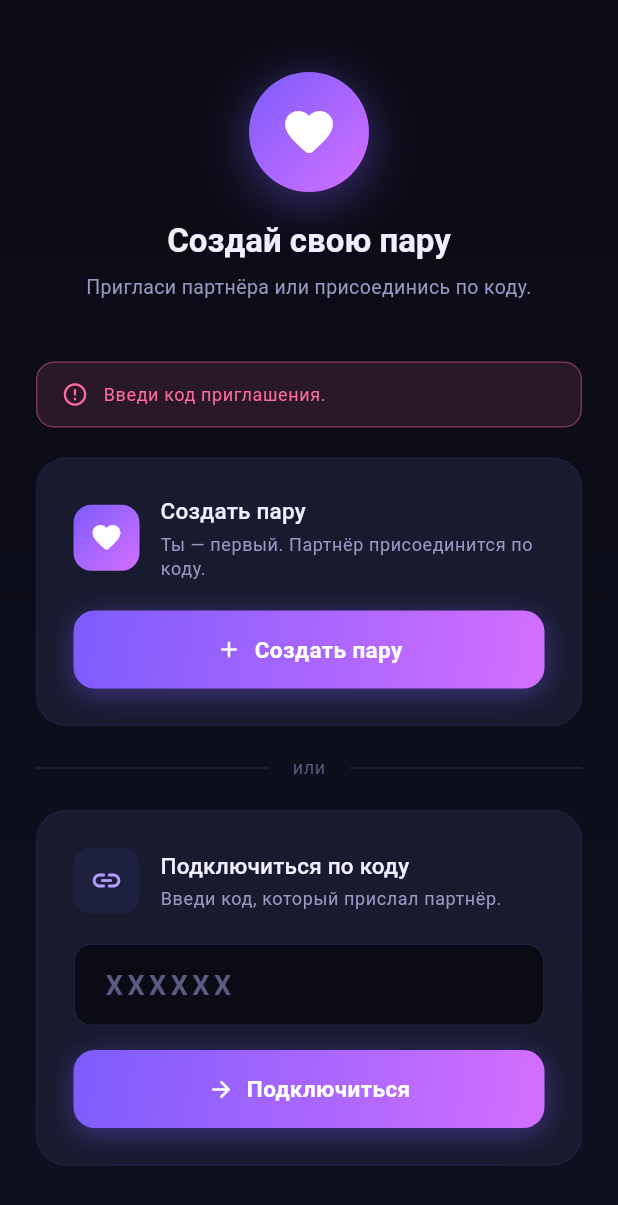
After one commit to paveltcaci/pairapp-clean, a Flutter app: the CoupleSetupScreen screen opened directly, after a tap on "Создать пару", after a tap on "Подключиться", on a phone screen of 412 x 824 dp. The commit adds this screen. Shown: the top 1205 px of the screen. Run offline on Flutter 3.47's test engine with Material 3 defaults, Android fonts, the phone set to English and light mode, and no system bars; our stand-ins replace cloud_firestore, cloud_functions, firebase_auth, firebase_core, firebase_storage; accounts and stored records are empty; network calls fail.

Commit message:
Couple creation

```diff
--- /dev/null
+++ b/pairapp_mobile/lib/features/couple/couple_setup_screen.dart
@@ -0,0 +1,595 @@
+import 'package:flutter/material.dart';
+import 'package:flutter/services.dart';
+
+import '../../shared/models/couple.dart';
+import '../../shared/services/couple_service.dart';
+import '../../theme/app_colors.dart';
+import '../../shared/widgets/app_card.dart';
+import '../../shared/widgets/gradient_button.dart';
+
+class CoupleSetupScreen extends StatefulWidget {
+  const CoupleSetupScreen({
+    super.key,
+    this.existingCoupleId,
+    this.existingInviteCode,
+  });
+
+  /// Set when the user already has a couple (e.g. app restarted after
+  /// createCouple but before partnerB joined).
+  final String? existingCoupleId;
+  final String? existingInviteCode;
+
+  @override
+  State<CoupleSetupScreen> createState() => _CoupleSetupScreenState();
+}
+
+class _CoupleSetupScreenState extends State<CoupleSetupScreen> {
+  final CoupleService _coupleService = CoupleService();
+  final TextEditingController _codeController = TextEditingController();
+
+  bool _creating = false;
+  bool _joining = false;
+  String? _error;
+
+  String? _createdCoupleId;
+  String? _inviteCode;
+  Stream<Couple?>? _coupleStream;
+
+  @override
+  void initState() {
+    super.initState();
+    // If the user already has a couple (returned here after app restart),
+    // jump straight into the "waiting for partner" view.
+    if (widget.existingCoupleId != null) {
+      _createdCoupleId = widget.existingCoupleId;
+      _inviteCode = widget.existingInviteCode;
+      _coupleStream = _coupleService.watchCouple(widget.existingCoupleId!);
+    }
+  }
+
+  @override
+  void dispose() {
+    _codeController.dispose();
+    super.dispose();
+  }
+
+  // ── Actions ───────────────────────────────────────────────────────────────
+
+  Future<void> _createCouple() async {
+    setState(() {
+      _creating = true;
+      _error = null;
+    });
+    try {
+      final result = await _coupleService.createCouple();
+      setState(() {
+        _createdCoupleId = result.coupleId;
+        _inviteCode = result.inviteCode;
+        _coupleStream = _coupleService.watchCouple(result.coupleId);
+      });
+    } catch (e) {
+      setState(() => _error = 'Не удалось создать пару. Попробуй снова.');
+    } finally {
+      if (mounted) setState(() => _creating = false);
+    }
+  }
+
+  Future<void> _joinCouple() async {
+    final code = _codeController.text.trim().toUpperCase();
+    if (code.isEmpty) {
+      setState(() => _error = 'Введи код приглашения.');
+      return;
+    }
+    setState(() {
+      _joining = true;
+      _error = null;
+    });
+    try {
+      await _coupleService.joinCoupleByInviteCode(code);
+      // AuthGate reacts to the updated userProfile (hasCouple=true,
+      // couple.hasBothPartners=true) and navigates to AppShell automatically.
+    } catch (e) {
+      setState(() => _error = 'Неверный код или пара уже занята.');
+    } finally {
+      if (mounted) setState(() => _joining = false);
+    }
+  }
+
+  void _copyCode() {
+    if (_inviteCode == null) return;
+    Clipboard.setData(ClipboardData(text: _inviteCode!));
+    ScaffoldMessenger.of(context).showSnackBar(
+      const SnackBar(
+        content: Text('Код скопирован'),
+        backgroundColor: AppColors.bgCard,
+        behavior: SnackBarBehavior.floating,
+      ),
+    );
+  }
+
+  // ── Build ─────────────────────────────────────────────────────────────────
+
+  @override
+  Widget build(BuildContext context) {
+    // If a couple was created (either now or on a previous session),
+    // show the "waiting for partner" view.
+    if (_createdCoupleId != null && _coupleStream != null) {
+      return _WaitingForPartnerScreen(
+        inviteCode: _inviteCode ?? '',
+        coupleStream: _coupleStream!,
+        onCopyCode: _copyCode,
+      );
+    }
+
+    return Scaffold(
+      backgroundColor: AppColors.bgDeep,
+      body: Container(
+        decoration: const BoxDecoration(gradient: AppColors.bgGradient),
+        child: SafeArea(
+          child: SingleChildScrollView(
+            padding: const EdgeInsets.symmetric(horizontal: 24, vertical: 32),
+            child: Column(
+              crossAxisAlignment: CrossAxisAlignment.stretch,
+              children: [
+                const SizedBox(height: 16),
+                const _Header(),
+                const SizedBox(height: 40),
+
+                // Error banner
+                if (_error != null) ...[
+                  _ErrorBanner(message: _error!),
+                  const SizedBox(height: 20),
+                ],
+
+                // ── Create couple ──────────────────────────────────────────
+                AppCard(
+                  padding: const EdgeInsets.all(24),
+                  child: Column(
+                    crossAxisAlignment: CrossAxisAlignment.stretch,
+                    children: [
+                      Row(
+                        children: [
+                          Container(
+                            width: 44,
+                            height: 44,
+                            decoration: BoxDecoration(
+                              gradient: AppColors.purpleGradient,
+                              borderRadius: BorderRadius.circular(12),
+                            ),
+                            child: const Icon(
+                              Icons.favorite_rounded,
+                              color: Colors.white,
+                              size: 22,
+                            ),
+                          ),
+                          const SizedBox(width: 14),
+                          Expanded(
+                            child: Column(
+                              crossAxisAlignment: CrossAxisAlignment.start,
+                              children: [
+                                Text(
+                                  'Создать пару',
+                                  style: Theme.of(context)
+                                      .textTheme
+                                      .titleMedium
+                                      ?.copyWith(color: AppColors.textPrimary),
+                                ),
+                                const SizedBox(height: 2),
+                                Text(
+                                  'Ты — первый. Партнёр присоединится по коду.',
+                                  style: Theme.of(context)
+                                      .textTheme
+                                      .bodySmall
+                                      ?.copyWith(
+                                          color: AppColors.textSecondary),
+                                ),
+                              ],
+                            ),
+                          ),
+                        ],
+                      ),
+                      const SizedBox(height: 20),
+                      _creating
+                          ? const Center(
+                              child: CircularProgressIndicator(
+                                color: AppColors.purple,
+                              ),
+                            )
+                          : GradientButton(
+                              label: 'Создать пару',
+                              icon: Icons.add_rounded,
+                              width: double.infinity,
+                              onTap: _createCouple,
+                            ),
+                    ],
+                  ),
+                ),
+
+                const SizedBox(height: 20),
+
+                // Divider
+                Row(
+                  children: [
+                    const Expanded(
+                        child: Divider(color: AppColors.bgCardLight)),
+                    Padding(
+                      padding: const EdgeInsets.symmetric(horizontal: 16),
+                      child: Text(
+                        'или',
+                        style: Theme.of(context)
+                            .textTheme
+                            .bodySmall
+                            ?.copyWith(color: AppColors.textMuted),
+                      ),
+                    ),
+                    const Expanded(
+                        child: Divider(color: AppColors.bgCardLight)),
+                  ],
+                ),
+
+                const SizedBox(height: 20),
+
+                // ── Join couple ────────────────────────────────────────────
+                AppCard(
+                  padding: const EdgeInsets.all(24),
+                  child: Column(
+                    crossAxisAlignment: CrossAxisAlignment.stretch,
+                    children: [
+                      Row(
+                        children: [
+                          Container(
+                            width: 44,
+                            height: 44,
+                            decoration: BoxDecoration(
+                              color: AppColors.bgCardLight,
+                              borderRadius: BorderRadius.circular(12),
+                            ),
+                            child: const Icon(
+                              Icons.link_rounded,
+                              color: AppColors.lavender,
+                              size: 22,
+                            ),
+                          ),
+                          const SizedBox(width: 14),
+                          Expanded(
+                            child: Column(
+                              crossAxisAlignment: CrossAxisAlignment.start,
+                              children: [
+                                Text(
+                                  'Подключиться по коду',
+                                  style: Theme.of(context)
+                                      .textTheme
+                                      .titleMedium
+                                      ?.copyWith(color: AppColors.textPrimary),
+                                ),
+                                const SizedBox(height: 2),
+                                Text(
+                                  'Введи код, который прислал партнёр.',
+                                  style: Theme.of(context)
+                                      .textTheme
+                                      .bodySmall
+                                      ?.copyWith(
+                                          color: AppColors.textSecondary),
+                                ),
+                              ],
+                            ),
+                          ),
+                        ],
+                      ),
+                      const SizedBox(height: 20),
+                      TextField(
+                        controller: _codeController,
+                        textCapitalization: TextCapitalization.characters,
+                        style: const TextStyle(
+                          color: AppColors.textPrimary,
+                          letterSpacing: 3,
+                          fontWeight: FontWeight.w600,
+                          fontSize: 18,
+                        ),
+                        decoration: InputDecoration(
+                          hintText: 'XXXXXX',
+                          hintStyle: const TextStyle(
+                            color: AppColors.textMuted,
+                            letterSpacing: 3,
+                            fontWeight: FontWeight.w600,
+                            fontSize: 18,
+                          ),
+                          filled: true,
+                          fillColor: AppColors.bgDeep,
+                          contentPadding: const EdgeInsets.symmetric(
+                            horizontal: 16,
+                            vertical: 14,
+                          ),
+                          border: OutlineInputBorder(
+                            borderRadius: BorderRadius.circular(12),
+                            borderSide: const BorderSide(
+                              color: AppColors.bgCardLight,
+                            ),
+                          ),
+                          enabledBorder: OutlineInputBorder(
+                            borderRadius: BorderRadius.circular(12),
+                            borderSide: const BorderSide(
+                              color: AppColors.bgCardLight,
+                            ),
+                          ),
+                          focusedBorder: OutlineInputBorder(
+                            borderRadius: BorderRadius.circular(12),
+                            borderSide: const BorderSide(
+                              color: AppColors.purple,
+                              width: 1.5,
+                            ),
+                          ),
+                        ),
+                      ),
+                      const SizedBox(height: 16),
+                      _joining
+                          ? const Center(
+                              child: CircularProgressIndicator(
+                                color: AppColors.purple,
+                              ),
+                            )
+                          : GradientButton(
+                              label: 'Подключиться',
+                              icon: Icons.arrow_forward_rounded,
+                              width: double.infinity,
+                              onTap: _joinCouple,
+                            ),
+                    ],
+                  ),
+                ),
+
+                const SizedBox(height: 32),
+              ],
+            ),
+          ),
+        ),
+      ),
+    );
+  }
+}
+
+// ── Header ────────────────────────────────────────────────────────────────────
+
+class _Header extends StatelessWidget {
+  const _Header();
+
+  @override
+  Widget build(BuildContext context) {
+    return Column(
+      children: [
+        Container(
+          width: 80,
+          height: 80,
+          decoration: BoxDecoration(
+            gradient: AppColors.purpleGradient,
+            shape: BoxShape.circle,
+            boxShadow: [
+              BoxShadow(
+                color: AppColors.purple.withValues(alpha: 0.45),
+                blurRadius: 28,
+                offset: const Offset(0, 6),
+              ),
+            ],
+          ),
+          child: const Icon(
+            Icons.favorite_rounded,
+            color: Colors.white,
+            size: 38,
+          ),
+        ),
+        const SizedBox(height: 20),
+        Text(
+          'Создай свою пару',
+          style: Theme.of(context).textTheme.displayMedium,
+          textAlign: TextAlign.center,
+        ),
+        const SizedBox(height: 8),
+        Text(
+          'Пригласи партнёра или присоединись по коду.',
+          style: Theme.of(context)
+              .textTheme
+              .bodyMedium
+              ?.copyWith(color: AppColors.textSecondary),
+          textAlign: TextAlign.center,
+        ),
+      ],
+    );
+  }
+}
+
+// ── Error banner ──────────────────────────────────────────────────────────────
+
+class _ErrorBanner extends StatelessWidget {
+  const _ErrorBanner({required this.message});
+  final String message;
+
+  @override
+  Widget build(BuildContext context) {
+    return Container(
+      padding: const EdgeInsets.symmetric(horizontal: 16, vertical: 12),
+      decoration: BoxDecoration(
+        color: AppColors.roseAccent.withValues(alpha: 0.12),
+        borderRadius: BorderRadius.circular(12),
+        border: Border.all(
+          color: AppColors.roseAccent.withValues(alpha: 0.35),
+        ),
+      ),
+      child: Row(
+        children: [
+          const Icon(
+            Icons.error_outline_rounded,
+            color: AppColors.roseAccent,
+            size: 18,
+          ),
+          const SizedBox(width: 10),
+          Expanded(
+            child: Text(
+              message,
+              style: Theme.of(context)
+                  .textTheme
+                  .bodySmall
+                  ?.copyWith(color: AppColors.roseAccent),
+            ),
+          ),
+        ],
+      ),
+    );
+  }
+}
+
+// ── Waiting for partner (after createCouple) ──────────────────────────────────
+
+class _WaitingForPartnerScreen extends StatelessWidget {
+  const _WaitingForPartnerScreen({
+    required this.inviteCode,
+    required this.coupleStream,
+    required this.onCopyCode,
+  });
+
+  final String inviteCode;
+  final Stream<Couple?> coupleStream;
+  final VoidCallback onCopyCode;
+
+  @override
+  Widget build(BuildContext context) {
+    // We just listen to keep the stream alive. The actual navigation is driven
+    // by AuthGate watching appUser.currentCoupleId + couple.hasBothPartners.
+    return StreamBuilder<Couple?>(
+      stream: coupleStream,
+      builder: (context, snap) {
+        return Scaffold(
+          backgroundColor: AppColors.bgDeep,
+          body: Container(
+            decoration: const BoxDecoration(gradient: AppColors.bgGradient),
+            child: SafeArea(
+              child: Padding(
+                padding:
+                    const EdgeInsets.symmetric(horizontal: 24, vertical: 32),
+                child: Column(
+                  crossAxisAlignment: CrossAxisAlignment.stretch,
+                  children: [
+                    const SizedBox(height: 24),
+
+                    Center(
+                      child: Container(
+                        width: 80,
+                        height: 80,
+                        decoration: BoxDecoration(
+                          gradient: AppColors.purpleGradient,
+                          shape: BoxShape.circle,
+                          boxShadow: [
+                            BoxShadow(
+                              color: AppColors.purple.withValues(alpha: 0.45),
+                              blurRadius: 28,
+                              offset: const Offset(0, 6),
+                            ),
+                          ],
+                        ),
+                        child: const Icon(
+                          Icons.qr_code_rounded,
+                          color: Colors.white,
+                          size: 38,
+                        ),
+                      ),
+                    ),
+
+                    const SizedBox(height: 24),
+
+                    Text(
+                      'Пара создана!',
+                      style: Theme.of(context).textTheme.displayMedium,
+                      textAlign: TextAlign.center,
+                    ),
+                    const SizedBox(height: 8),
+                    Text(
+                      'Передай этот код партнёру',
+                      style: Theme.of(context)
+                          .textTheme
+                          .bodyMedium
+                          ?.copyWith(color: AppColors.textSecondary),
+                      textAlign: TextAlign.center,
+                    ),
+
+                    const SizedBox(height: 32),
+
+                    // Invite code card
+                    AppCard(
+                      padding: const EdgeInsets.symmetric(
+                        horizontal: 24,
+                        vertical: 28,
+                      ),
+                      child: Column(
+                        children: [
+                          Text(
+                            inviteCode,
+                            style: const TextStyle(
+                              color: AppColors.textPrimary,
+                              fontSize: 36,
+                              fontWeight: FontWeight.w800,
+                              letterSpacing: 8,
+                            ),
+                            textAlign: TextAlign.center,
+                          ),
+                          const SizedBox(height: 16),
+                          GestureDetector(
+                            onTap: onCopyCode,
+                            child: Row(
+                              mainAxisAlignment: MainAxisAlignment.center,
+                              children: [
+                                const Icon(
+                                  Icons.copy_rounded,
+                                  color: AppColors.lavender,
+                                  size: 16,
+                                ),
+                                const SizedBox(width: 6),
+                                Text(
+                                  'Скопировать код',
+                                  style: Theme.of(context)
+                                      .textTheme
+                                      .bodySmall
+                                      ?.copyWith(color: AppColors.lavender),
+                                ),
+                              ],
+                            ),
+                          ),
+                        ],
+                      ),
+                    ),
+
+                    const SizedBox(height: 28),
+
+                    AppCard(
+                      padding: const EdgeInsets.all(20),
+                      child: Row(
+                        children: [
+                          const SizedBox(
+                            width: 20,
+                            height: 20,
+                            child: CircularProgressIndicator(
+                              strokeWidth: 2,
+                              color: AppColors.purple,
+                            ),
+                          ),
+                          const SizedBox(width: 14),
+                          Expanded(
+                            child: Text(
+                              'Ожидаем, пока партнёр присоединится…',
+                              style: Theme.of(context)
+                                  .textTheme
+                                  .bodySmall
+                                  ?.copyWith(color: AppColors.textSecondary),
+                            ),
+                          ),
+                        ],
+                      ),
+                    ),
+                  ],
+                ),
+              ),
+            ),
+          ),
+        );
+      },
+    );
+  }
+}
```
Also changed, not shown: pairapp_mobile/lib/features/auth/auth_gate.dart (+103 -9 lines), 1 other file.
